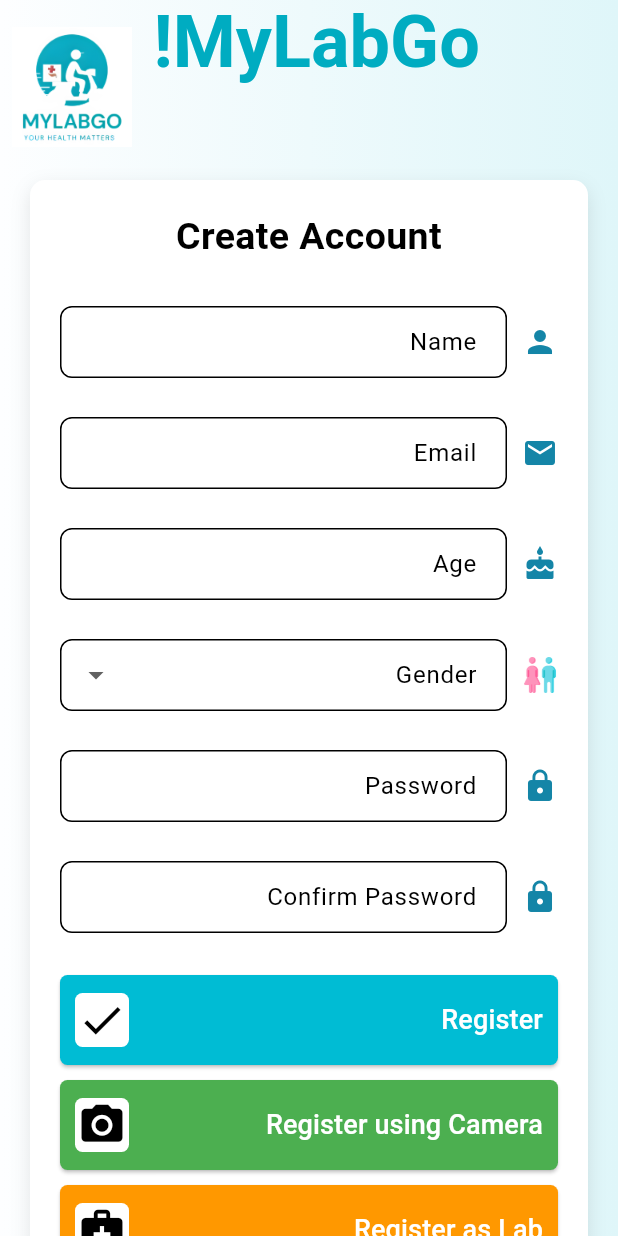
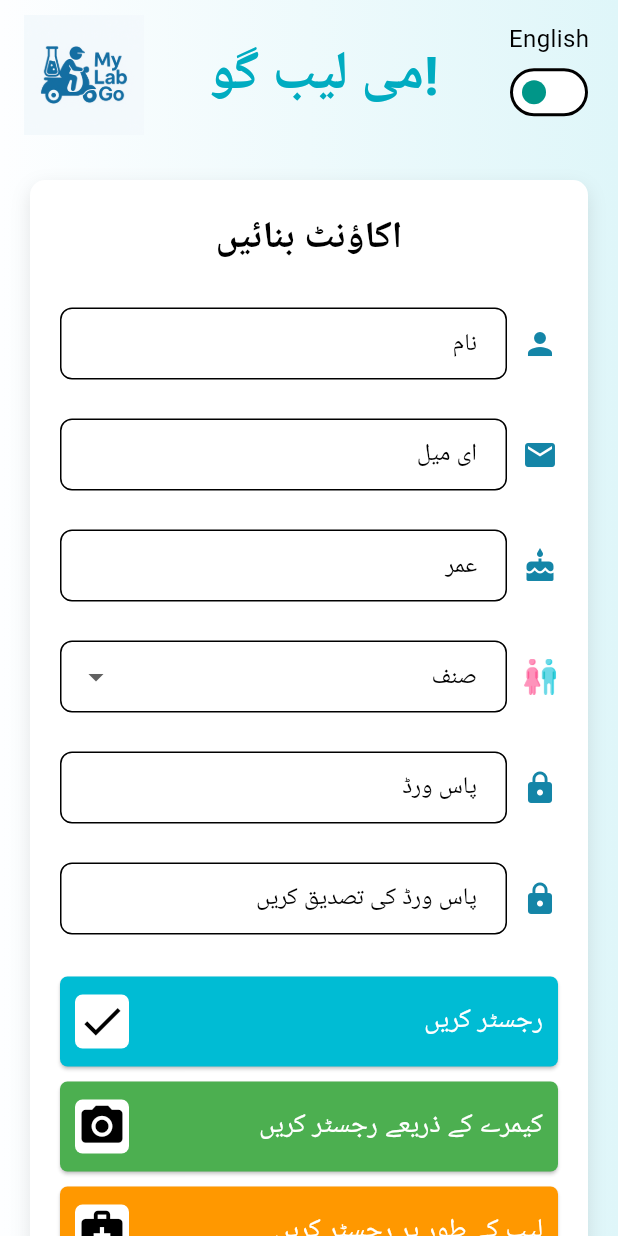
Before and after one commit to muneeb6624/MyLabGo, a Flutter app: the screen it shows after launch, on a phone screen of 412 x 824 dp. Run offline on Flutter 3.47's test engine with Material 3 defaults, Android fonts, the phone set to English and light mode, and no system bars; our stand-ins replace google_fonts; generated files the repository leaves out were written again.

Commit message:
complete initial design of registeration screens

```diff
--- a/lib/l10n/app_en.arb
+++ b/lib/l10n/app_en.arb
@@ -5,6 +5,7 @@
   "login": "Login",
   "toggle_language": "Switch Language",
   "create_account": "Create Account",
+  "name": "Name",
   "email": "Email",
   "password": "Password",
   "confirm_password": "Confirm Password",
@@ -12,11 +13,12 @@
   "gender": "Gender",
   "register_using_camera": "Register using Camera",
   "register_as_lab": "Register as Lab",
+  "login_using_camera": "Login using Camera",
+  "login_as_lab": "Login as Lab",
   "already_have_account": "Already have an account?",
   "do_not_have_account": "Do not have an account?",
   "signup": "Signup",
-  "male": "male",
-  "female": "faizan",
-  "other": "other"
-
-  }
+  "male": "Male",
+  "female": "Female",
+  "other": "Other"
+}
--- a/lib/l10n/app_ur.arb
+++ b/lib/l10n/app_ur.arb
@@ -5,6 +5,7 @@
   "login": "لاگ ان کریں",
   "toggle_language": "زبان تبدیل کریں",
   "create_account": "اکاؤنٹ بنائیں",
+  "name": "نام",
   "email": "ای میل",
   "password": "پاس ورڈ",
   "confirm_password": "پاس ورڈ کی تصدیق کریں",
@@ -12,10 +13,12 @@
   "gender": "صنف",
   "register_using_camera": "کیمرے کے ذریعے رجسٹر کریں",
   "register_as_lab": "لیب کے طور پر رجسٹر کریں",
+  "login_using_camera": "کیمرے سے لاگ ان کریں",
+  "login_as_lab": "لیب کے طور پر لاگ ان کریں",
   "already_have_account": "کیا آپ کا پہلے سے اکاؤنٹ ہے؟",
   "do_not_have_account": "کیا آپ کا اکاؤنٹ نہیں ہے؟",
   "signup": "سائن اپ کریں",
-  "male": "سائن اپ کریں",
-  "female":" اپ ک"
-  "other":" اپ ک"
+  "male": "مرد",
+  "female": "عورت",
+  "other": "دیگر"
 }
--- a/lib/main.dart
+++ b/lib/main.dart
@@ -4,16 +4,28 @@
 import 'package:flutter_localizations/flutter_localizations.dart';
 import 'package:flutter_gen/gen_l10n/app_localizations.dart';
 import 'package:mylab_go/l10n/l10n.dart';
+import 'package:provider/provider.dart';
+import 'package:mylab_go/provider/locale_provider.dart';
+import 'package:flutter/services.dart';
 
 void main() {
-  runApp(const MyApp());
+  WidgetsFlutterBinding.ensureInitialized();
+
+  SystemChrome.setEnabledSystemUIMode(SystemUiMode.manual, overlays: []);
+  runApp(
+    ChangeNotifierProvider(
+      create: (_) => LocaleProvider(),
+      child: const MyApp(),
+    ),
+  );
 }
 
 class MyApp extends StatelessWidget {
   const MyApp({super.key});
-
   @override
   Widget build(BuildContext context) {
+    final provider = Provider.of<LocaleProvider>(context);
+
     return MaterialApp(
       debugShowCheckedModeBanner: false,
       title: 'My Lab Go!',
@@ -27,7 +39,7 @@
             Colors.transparent, // Set scaffold background to transparent
       ),
       supportedLocales: L10n.supportedLocales,
-      locale: const Locale('ur'),
+      locale: provider.locale, // ✅ Now it listens to changes,
       localizationsDelegates: const [
         AppLocalizations.delegate,
         GlobalMaterialLocalizations.delegate,
--- /dev/null
+++ b/lib/provider/locale_provider.dart
@@ -0,0 +1,30 @@
+import 'package:flutter/material.dart';
+import 'package:mylab_go/l10n/l10n.dart'; // This gives us supported locales
+
+class LocaleProvider extends ChangeNotifier {
+  Locale _locale = const Locale('ur'); // Default language set to Urdu
+
+  Locale get locale => _locale;
+
+  void toggleLocale() {
+    // Toggle between Urdu and English
+    if (_locale.languageCode == 'ur') {
+      _locale = const Locale('en'); // Switch to English
+    } else {
+      _locale = const Locale('ur'); // Switch to Urdu
+    }
+    notifyListeners(); // Notify listeners to rebuild the UI
+  }
+
+  void setLocale(Locale locale) {
+    if (!L10n.supportedLocales.contains(locale)) return;
+    _locale = locale;
+    notifyListeners(); // Tells Flutter to rebuild with new locale
+  }
+
+  void clearLocale() {
+    _locale = const Locale('ur'); // Reset to default (Urdu)
+    notifyListeners();
+  }
+}
+// This class manages the locale state and notifies listeners when it changes.
--- a/lib/screens/login.dart
+++ b/lib/screens/login.dart
@@ -6,6 +6,7 @@
 import 'package:mylab_go/widgets/custom_app_bar.dart';
 import '../widgets/custom_form_field.dart'; // Import CustomFormField
 import 'registration.dart'; // Import registration page
+import 'package:flutter_gen/gen_l10n/app_localizations.dart';
 
 class LoginPage extends StatefulWidget {
   const LoginPage({super.key});
@@ -75,19 +76,19 @@
                     children: [
                       CustomFormField(
                         controller: _emailController,
-                        label: 'Email',
+                        label: AppLocalizations.of(context)!.email,
                         icon: Icons.email,
                       ),
                       const SizedBox(height: 10),
                       CustomFormField(
                         controller: _passwordController,
-                        label: 'Password',
+                        label: AppLocalizations.of(context)!.password,
                         icon: Icons.lock,
                         isPassword: true,
                       ),
                       const SizedBox(height: 10),
                       buildCustomButton(
-                        'Login',
+                        AppLocalizations.of(context)!.login,
                         Icons.check,
                         Colors.cyan, // button color
                         Colors.black, // icon color
@@ -95,7 +96,7 @@
                       ),
                       const SizedBox(height: 10),
                       buildCustomButton(
-                        'Login using Camera',
+                        AppLocalizations.of(context)!.login_using_camera,
                         Icons.camera_alt,
                         Colors.green,
                         Colors.black,
@@ -103,7 +104,7 @@
                       ),
                       const SizedBox(height: 10),
                       buildCustomButton(
-                        'Login as Lab',
+                        AppLocalizations.of(context)!.login_as_lab,
                         Icons.medical_services,
                         Colors.orange,
                         Colors.black,
@@ -114,14 +115,15 @@
                       /// Updated "Already have an account? Login" section
                       RichText(
                         text: TextSpan(
-                          text: 'Do not have an account? ',
+                          text:
+                              AppLocalizations.of(context)!.do_not_have_account,
                           style: const TextStyle(
                             fontSize: 16,
                             color: Colors.grey, // Normal text color
                           ),
                           children: [
                             TextSpan(
-                              text: 'Signup',
+                              text: AppLocalizations.of(context)!.signup,
                               style: const TextStyle(
                                 fontSize: 16,
                                 color: Colors.cyan,
--- a/lib/screens/registration.dart
+++ b/lib/screens/registration.dart
@@ -68,9 +68,9 @@
             ),
             child: Column(
               children: [
-                const Text(
-                  'Create Account',
-                  style: TextStyle(
+                Text(
+                  AppLocalizations.of(context)!.create_account,
+                  style: const TextStyle(
                     fontSize: 25,
                     fontWeight: FontWeight.bold,
                   ),
@@ -83,19 +83,19 @@
                     children: [
                       CustomFormField(
                         controller: _nameController,
-                        label: 'Name',
+                        label: AppLocalizations.of(context)!.name,
                         icon: Icons.person,
                       ),
                       const SizedBox(height: 10),
                       CustomFormField(
                         controller: _emailController,
-                        label: 'Email',
+                        label: AppLocalizations.of(context)!.email,
                         icon: Icons.email,
                       ),
                       const SizedBox(height: 10),
                       CustomFormField(
                         controller: _ageController,
-                        label: 'Age',
+                        label: AppLocalizations.of(context)!.age,
                         icon: Icons.cake,
                       ),
                       const SizedBox(height: 10),
@@ -103,20 +103,20 @@
                       const SizedBox(height: 10),
                       CustomFormField(
                         controller: _passwordController,
-                        label: 'Password',
+                        label: AppLocalizations.of(context)!.password,
                         icon: Icons.lock,
                         isPassword: true,
                       ),
                       const SizedBox(height: 10),
                       CustomFormField(
                         controller: _confirmPasswordController,
-                        label: 'Confirm Password',
+                        label: AppLocalizations.of(context)!.confirm_password,
                         icon: Icons.lock,
                         isPassword: true,
                       ),
                       const SizedBox(height: 20),
                       buildCustomButton(
-                        'Register',
+                        AppLocalizations.of(context)!.register,
                         Icons.check,
                         Colors.cyan, // button color
                         Colors.black, // icon color
@@ -124,7 +124,7 @@
                       ),
                       const SizedBox(height: 10),
                       buildCustomButton(
-                        'Register using Camera',
+                        AppLocalizations.of(context)!.register_using_camera,
                         Icons.camera_alt,
                         Colors.green,
                         Colors.black,
@@ -132,7 +132,7 @@
                       ),
                       const SizedBox(height: 10),
                       buildCustomButton(
-                        'Register as Lab',
+                        AppLocalizations.of(context)!.register_as_lab,
                         Icons.medical_services,
                         Colors.orange,
                         Colors.black,
@@ -143,14 +143,15 @@
                       /// Updated "Already have an account? Login" section
                       RichText(
                         text: TextSpan(
-                          text: 'Already have an account? ',
+                          text: AppLocalizations.of(context)!
+                              .already_have_account,
                           style: const TextStyle(
                             fontSize: 16,
                             color: Colors.grey, // Normal text color
                           ),
                           children: [
                             TextSpan(
-                              text: 'Login',
+                              text: AppLocalizations.of(context)!.login,
                               style: const TextStyle(
                                 fontSize: 16,
                                 color: Colors.cyan,
--- a/lib/widgets/custom_app_bar.dart
+++ b/lib/widgets/custom_app_bar.dart
@@ -1,5 +1,6 @@
 import 'package:flutter/material.dart';
 import 'package:google_fonts/google_fonts.dart';
+import 'package:mylab_go/widgets/language_toggle.dart';
 
 class CustomAppBar extends StatelessWidget implements PreferredSizeWidget {
   final String title;
@@ -8,27 +9,10 @@
 
   @override
   Widget build(BuildContext context) {
-    return SizedBox(
-      height: 100, // Adjusted height to accommodate larger logo
-      child: Stack(
-        children: [
-          // AppBar background
-          AppBar(
+    return AppBar(
       automaticallyImplyLeading: false,
-            title: Padding(
-              padding: const EdgeInsets.only(left: 10),
-              child: Text(
-                title,
-                style: GoogleFonts.cabinSketch(
-                  textStyle: const TextStyle(
-                    fontSize: 48,
-                    fontWeight: FontWeight.bold,
-                    color: Color(0xFF00ACC1),
-                  ),
-                ),
-              ),
-            ),
-            centerTitle: true,
+      toolbarHeight: 100,
+      elevation: 0,
       flexibleSpace: Container(
         decoration: const BoxDecoration(
           gradient: LinearGradient(
@@ -40,31 +24,50 @@
             ],
           ),
         ),
+        child: SafeArea(
+          child: Directionality(
+            // 👈 This line is the hero
+            textDirection:
+                TextDirection.ltr, // Force left-to-right only for AppBar
+            child: Padding(
+              padding: const EdgeInsets.symmetric(horizontal: 16.0),
+              child: Row(
+                mainAxisAlignment: MainAxisAlignment.spaceBetween,
+                children: [
+                  // Always left
+                  Image.asset(
+                    'assets/logo.png',
+                    width: 80,
+                    height: 80,
+                    fit: BoxFit.contain,
+                  ),
+                  // Always centered
+                  Expanded(
+                    child: Center(
+                      child: Text(
+                        title,
+                        style: GoogleFonts.cabinSketch(
+                          textStyle: const TextStyle(
+                            fontSize: 36,
+                            fontWeight: FontWeight.bold,
+                            color: Color(0xFF00ACC1),
                           ),
                         ),
-
-          // Logo Position
-          Positioned(
-            top: 10,
-            left: 0,
-            child: Padding(
-              padding: const EdgeInsets.all(8.0),
-              child: SizedBox(
-                width: 80, // Adjusted width
-                height: 80, // Adjusted height
-                child: Image.asset(
-                  'assets/logo.png',
-                  fit: BoxFit.fitHeight,
+                        textAlign: TextAlign.center,
+                      ),
+                    ),
+                  ),
+                  // Always right
+                  const LanguageToggle(),
+                ],
               ),
             ),
           ),
         ),
-        ],
       ),
     );
   }
 
   @override
-  Size get preferredSize =>
-      const Size.fromHeight(100); // Adjusted height to accommodate larger logo
+  Size get preferredSize => const Size.fromHeight(100);
 }
--- a/lib/widgets/gender-dropdown.dart
+++ b/lib/widgets/gender-dropdown.dart
@@ -14,7 +14,7 @@
       child: Row(
         children: [
           Image.asset(
-            'assets/icons/gender.png',
+            'assets/icons/gender.png', // main gender icon
             height: 24,
             width: 24,
           ),
@@ -24,7 +24,7 @@
               value:
                   genderController.text.isEmpty ? null : genderController.text,
               decoration: InputDecoration(
-                labelText: 'Gender',
+                labelText: AppLocalizations.of(context)!.gender,
                 border: OutlineInputBorder(
                   borderRadius: BorderRadius.circular(8.0),
                 ),
@@ -33,10 +33,47 @@
               ),
               items: [
                 DropdownMenuItem(
-                    value: 'Male',
-                    child: Text(AppLocalizations.of(context)!.male)),
-                DropdownMenuItem(value: 'Female', child: Text('Female')),
-                DropdownMenuItem(value: 'Other', child: Text('Other')),
+                  value: 'Male',
+                  child: Row(
+                    children: [
+                      Image.asset(
+                        'assets/images/male.png',
+                        width: 30,
+                        height: 30,
+                      ),
+                      const SizedBox(width: 8),
+                      Text(AppLocalizations.of(context)!.male),
+                    ],
+                  ),
+                ),
+                DropdownMenuItem(
+                  value: 'Female',
+                  child: Row(
+                    children: [
+                      Image.asset(
+                        'assets/images/female.png',
+                        width: 30,
+                        height: 30,
+                      ),
+                      const SizedBox(width: 8),
+                      Text(AppLocalizations.of(context)!.female),
+                    ],
+                  ),
+                ),
+                DropdownMenuItem(
+                  value: 'Other',
+                  child: Row(
+                    children: [
+                      Image.asset(
+                        'assets/images/transgender.png',
+                        width: 30,
+                        height: 30,
+                      ),
+                      const SizedBox(width: 8),
+                      Text(AppLocalizations.of(context)!.other),
+                    ],
+                  ),
+                ),
               ],
               onChanged: (value) {
                 genderController.text = value!;
--- /dev/null
+++ b/lib/widgets/language_toggle.dart
@@ -0,0 +1,32 @@
+import 'package:flutter/material.dart';
+import 'package:provider/provider.dart';
+import 'package:mylab_go/provider/locale_provider.dart';
+
+class LanguageToggle extends StatelessWidget {
+  const LanguageToggle({super.key});
+
+  @override
+  Widget build(BuildContext context) {
+    final provider = Provider.of<LocaleProvider>(context);
+    final isEnglish = provider.locale.languageCode == 'en';
+
+    return Column(
+      mainAxisSize: MainAxisSize.min,
+      children: [
+        Text(
+          isEnglish ? 'اردو' : 'English',
+          style: TextStyle(fontSize: 16),
+        ),
+        SizedBox(width: 8),
+        Switch(
+          value: isEnglish,
+          onChanged: (value) {
+            provider.toggleLocale();
+          },
+          activeColor: Colors.teal,
+          inactiveThumbColor: Colors.teal,
+        ),
+      ],
+    );
+  }
+}
--- a/pubspec.yaml
+++ b/pubspec.yaml
@@ -34,6 +34,7 @@
     sdk: flutter  # For localization support
   intl: ^0.19.0
   google_fonts: ^4.0.3
+  provider: ^6.1.1 # or latest
 
   # The following adds the Cupertino Icons font to your application.
   # Use with the CupertinoIcons class for iOS style icons.
@@ -66,6 +67,10 @@
   assets:
     - assets/logo.png
     - assets/icons/gender.png
+    - assets/images/male.png
+    - assets/images/female.png
+    - assets/images/transgender.png
+
 
   # An image asset can refer to one or more resolution-specific "variants", see
   # https://flutter.dev/to/resolution-aware-images
```
Also changed, not shown: assets/images/female.png (added), assets/images/male.png (added), assets/images/transgender.png (added), assets/logo.png, pubspec.lock. Lines whose indentation alone changed are shown as unchanged.
